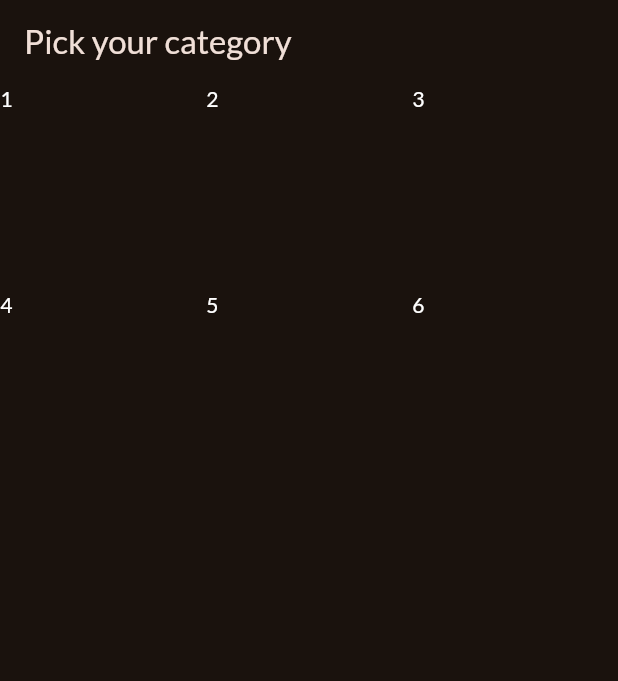
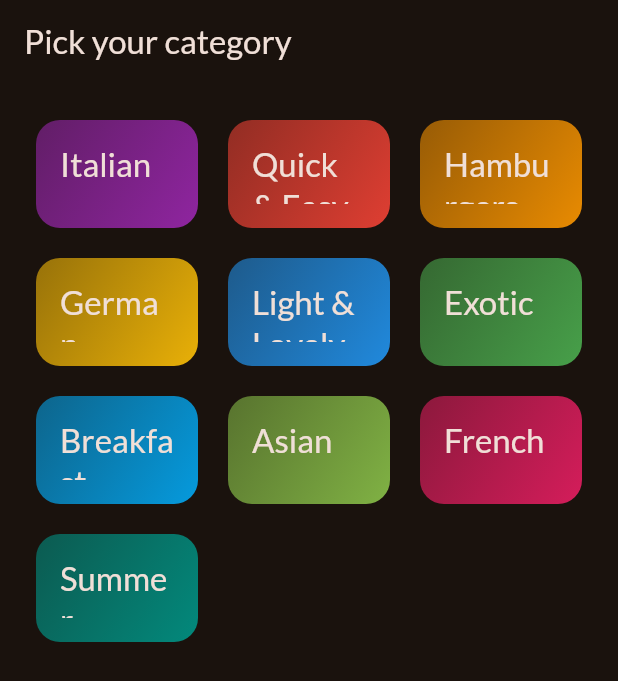
Before and after one commit to Crushieeeeeeeee/CSIT284-PARAMI, a Flutter app: the screen it shows after launch, on a phone screen of 412 x 824 dp. Shown: the top 681 px of the screen. Run offline on Flutter 3.47's test engine with Material 3 defaults, Android fonts, the phone set to English and light mode, and no system bars; our stand-ins replace google_fonts.

Commit message:
Add categories

```diff
--- a/meals2/lib/categories.dart
+++ b/meals2/lib/categories.dart
@@ -1,4 +1,6 @@
 import 'package:flutter/material.dart';
+import 'package:meals2/data/dummy_data.dart';
+import 'package:meals2/widgets/category_grid_item.dart';
 
 class CategoriesScreen extends StatelessWidget {
   const CategoriesScreen({super.key});
@@ -10,16 +12,16 @@
         title: const Text("Pick your category"),
       ),
       body: GridView(
+        padding: const EdgeInsets.all(24),
         gridDelegate: const SliverGridDelegateWithFixedCrossAxisCount(
           crossAxisCount: 3,
+          childAspectRatio: 3 / 2,
+          crossAxisSpacing: 20,
+          mainAxisSpacing: 20,
         ),
-        children: const [
-          Text("1", style: TextStyle(color: Colors.white)),
-          Text("2", style: TextStyle(color: Colors.white)),
-          Text("3", style: TextStyle(color: Colors.white)),
-          Text("4", style: TextStyle(color: Colors.white)),
-          Text("5", style: TextStyle(color: Colors.white)),
-          Text("6", style: TextStyle(color: Colors.white)),
+        children: [
+          for (final category in availableCategories)
+            CategoryGridItem(category: category),
         ],
       ),
     );
--- /dev/null
+++ b/meals2/lib/data/dummy_data.dart
@@ -0,0 +1,56 @@
+import 'package:flutter/material.dart';
+
+import 'package:meals2/models/category.dart';
+
+const availableCategories = [
+  Category(
+    id: 'c1',
+    title: 'Italian',
+    color: Colors.purple,
+  ),
+  Category(
+    id: 'c2',
+    title: 'Quick & Easy',
+    color: Colors.red,
+  ),
+  Category(
+    id: 'c3',
+    title: 'Hamburgers',
+    color: Colors.orange,
+  ),
+  Category(
+    id: 'c4',
+    title: 'German',
+    color: Colors.amber,
+  ),
+  Category(
+    id: 'c5',
+    title: 'Light & Lovely',
+    color: Colors.blue,
+  ),
+  Category(
+    id: 'c6',
+    title: 'Exotic',
+    color: Colors.green,
+  ),
+  Category(
+    id: 'c7',
+    title: 'Breakfast',
+    color: Colors.lightBlue,
+  ),
+  Category(
+    id: 'c8',
+    title: 'Asian',
+    color: Colors.lightGreen,
+  ),
+  Category(
+    id: 'c9',
+    title: 'French',
+    color: Colors.pink,
+  ),
+  Category(
+    id: 'c10',
+    title: 'Summer',
+    color: Colors.teal,
+  ),
+];
--- /dev/null
+++ b/meals2/lib/models/category.dart
@@ -0,0 +1,13 @@
+import 'package:flutter/material.dart';
+
+class Category {
+  const Category({
+    required this.id,
+    required this.title,
+    this.color = Colors.blue,
+  });
+
+  final String id;
+  final String title;
+  final Color color;
+}
--- /dev/null
+++ b/meals2/lib/widgets/category_grid_item.dart
@@ -0,0 +1,32 @@
+import 'package:flutter/material.dart';
+import 'package:meals2/models/category.dart';
+
+class CategoryGridItem extends StatelessWidget {
+  const CategoryGridItem({super.key, required this.category});
+
+  final Category category;
+
+  @override
+  Widget build(BuildContext context) {
+    return Container(
+      padding: const EdgeInsets.all(16),
+      decoration: BoxDecoration(
+        borderRadius: BorderRadius.circular(16),
+        gradient: LinearGradient(
+          colors: [
+            category.color.withValues(alpha: 0.55),
+            category.color.withValues(alpha: 0.9),
+          ],
+          begin: Alignment.topLeft,
+          end: Alignment.bottomRight,
+        ),
+      ),
+      child: Text(
+        category.title,
+        style: Theme.of(context).textTheme.titleLarge!.copyWith(
+              color: Theme.of(context).colorScheme.onSurface,
+            ),
+      ),
+    );
+  }
+}
```
